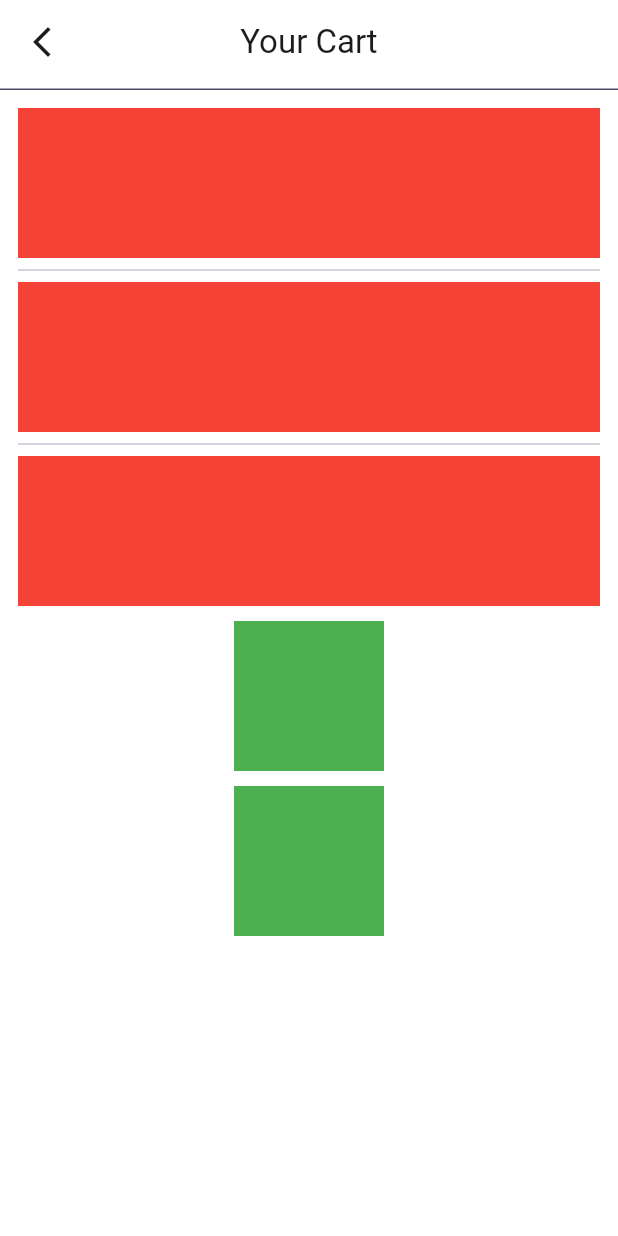
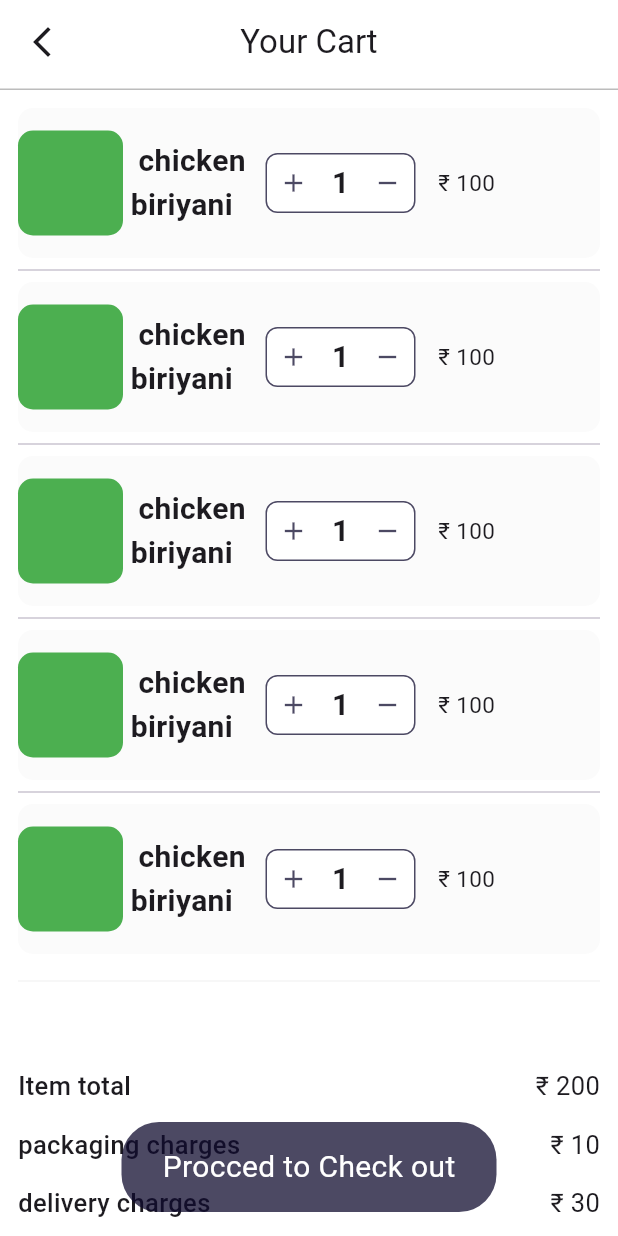
Before and after one commit to kiran8137/hungry-fill, a Flutter app: the screen it shows after launch, on a phone screen of 412 x 824 dp. Run offline on Flutter 3.47's test engine with Material 3 defaults, Android fonts, the phone set to English and light mode, and no system bars; our stand-ins replace bloc, cloud_firestore, curved_navigation_bar, equatable, file_picker, firebase_auth and 6 more; missing offline and left inert: flutter_timer_countdown; accounts and stored records are empty.

Commit message:
finish cart page

```diff
--- a/hungry_fill/lib/presentation/pages/cart_page/cart_page.dart
+++ b/hungry_fill/lib/presentation/pages/cart_page/cart_page.dart
@@ -1,10 +1,14 @@
 
 import 'package:flutter/material.dart';
-import 'package:flutter/widgets.dart';
+
 import 'package:google_fonts/google_fonts.dart';
+import 'package:hungry_fill/core/color/colors.dart';
+import 'package:hungry_fill/presentation/pages/cart_page/widgets/bill_details_widgets.dart';
 
 class CartPage extends StatelessWidget {
   const CartPage({super.key});
+
+
 
   @override
   Widget build(BuildContext context) {
@@ -17,7 +21,7 @@ class CartPage extends StatelessWidget {
             bottom: PreferredSize(
         preferredSize: const Size.fromHeight(4),
         child: Container(
-          color:  const Color.fromARGB(189, 14, 9, 45),
+          color:  Color.fromARGB(255, 188, 188, 188),
           height: 1,
         ),
         ),
@@ -29,6 +33,25 @@ class CartPage extends StatelessWidget {
           centerTitle: true,
         ),
       backgroundColor: Colors.white,
+      floatingActionButton: Container(
+
+        width: 250,
+        height: 60,
+        decoration: BoxDecoration(
+          color:primarycolor,
+          borderRadius: BorderRadius.circular(25)
+        ),
+        child: Center(
+          child: Text("Procced to Check out",
+          style: GoogleFonts.breeSerif(
+            color: Colors.white,
+            fontSize: 20
+          ),
+          ),
+        )
+
+      ),
+      floatingActionButtonLocation: FloatingActionButtonLocation.centerFloat,
       body:    SingleChildScrollView(
         child: Padding(
           padding: const EdgeInsets.all(12.0),
@@ -36,46 +59,118 @@ class CartPage extends StatelessWidget {
             children: [
 
               ListView.separated(
-                separatorBuilder: (context, index)=>Divider(),
-                physics: NeverScrollableScrollPhysics(),
+                separatorBuilder: (context, index)=> const Divider(),
+                physics: const NeverScrollableScrollPhysics(),
                 shrinkWrap: true,
-                itemCount: 3,
+                itemCount: 5,
                 itemBuilder: (context , index){
                   return Container(
                     height: 100,
-                    width: 100,
-                    color: Colors.red,
+                    width: double.infinity,
+                    decoration: BoxDecoration(
+                      color: Color.fromARGB(155, 248, 248, 248),
+                      borderRadius: BorderRadius.circular(10)
+                    ),
+                    child: Row(
+                      children: [
+                        Container(
+                          width: 70,
+                          height: 70,
+                          decoration: BoxDecoration(
+                            color: Colors.green,
+                            borderRadius: BorderRadius.circular(10)
+
+                          ),
+                        ),
+                       const SizedBox(width: 5,),
+
+                        Container(
+                          width: 90,
+
+                          child: Text(" chicken  biriyani" ,
+                          maxLines: 2,
+                          style: GoogleFonts.abhayaLibre(
+                            fontSize: 20,
+                            fontWeight: FontWeight.bold
+
+                          )
+                          ,),
+                        ),
+
+                        Container(
+                          height: 40,
+                          width: 100,
+                          decoration: BoxDecoration(
+                            color: Colors.white,
+                            border: Border.all(
+                              color: primarycolor
+                              ),
+                              borderRadius: BorderRadius.circular(8)
+                          ),
+                          child: Row(
+                            mainAxisAlignment: MainAxisAlignment.spaceAround,
+                            children: [
+
+                              const Icon(Icons.add,
+                              size: 20,
+                              color: primarycolor,
+                              ),
+
+                              Text("1",
+                              style: GoogleFonts.abhayaLibre(
+                            fontSize: 20,
+                            fontWeight: FontWeight.bold
+
+                          ),
+                              ),
+
+                               const Icon(Icons.remove,
+                              size: 20,
+                              color: primarycolor,
+                              ),
+                            ],
+                          ),
+                        ),
+
+                          const SizedBox(width: 15,),
+
+                        Expanded(
+                          child: Text("₹ 100",
+                          style: GoogleFonts.aBeeZee(
+                            fontSize: 15
+                          ),
+                          )
+                        )
+
+
+
+                      ],
+                    ),
                   );
 
                 }
                 ),
-                SizedBox(height: 10,),
+               const SizedBox(height: 10,),
 
-                 Container(
-                    height: 100,
-                    width: 100,
-                    color: Colors.green,
-                  ),
 
-                   SizedBox(height: 10,),
+              const Divider(color:Color.fromARGB(255, 245, 245, 245),),
 
-                 Container(
-                    height: 100,
-                    width: 100,
-                    color: Colors.green,
-                  )
+              const SizedBox(height: 50,),
 
-              // ListView.builder(
-              //   shrinkWrap: true,
-              //   physics: const NeverScrollableScrollPhysics(),
-              //   itemBuilder:(context , index){
-              //     return Container(
-              //       height: 100,
-              //       width: 100,
-              //       color: Colors.red,
-              //     );
-              //   }
-              //   )
+
+              const BillDetailswidget(detail: "Item total",amount: "200",),
+              const SizedBox(height: 15),
+              const BillDetailswidget(detail: "packaging charges",amount: "10"),
+              const SizedBox(height: 15),
+              const BillDetailswidget(detail: "delivery charges",amount: "30",),
+              const SizedBox(height: 50),
+              const BillDetailswidget(detail: "Total Amount",amount: "240",),
+
+
+
+
+
+
             ],
           ),
         ),
--- /dev/null
+++ b/hungry_fill/lib/presentation/pages/cart_page/widgets/bill_details_widgets.dart
@@ -0,0 +1,35 @@
+
+import 'package:flutter/material.dart';
+
+class BillDetailswidget extends StatelessWidget {
+  const BillDetailswidget({
+    super.key, required this.detail, required this.amount,
+  });
+
+  final String detail;
+  final String amount;
+
+  @override
+  Widget build(BuildContext context) {
+    return   Row(
+      mainAxisAlignment: MainAxisAlignment.spaceBetween,
+      children: [
+        Text(detail,
+        style: const TextStyle(
+          fontSize: 17,
+          fontWeight: FontWeight.w500
+        ),
+        ),
+
+        Text("₹ $amount",
+        style: const TextStyle(
+          fontSize: 17
+
+        ),
+        ),
+
+
+      ],
+    );
+  }
+}
```
